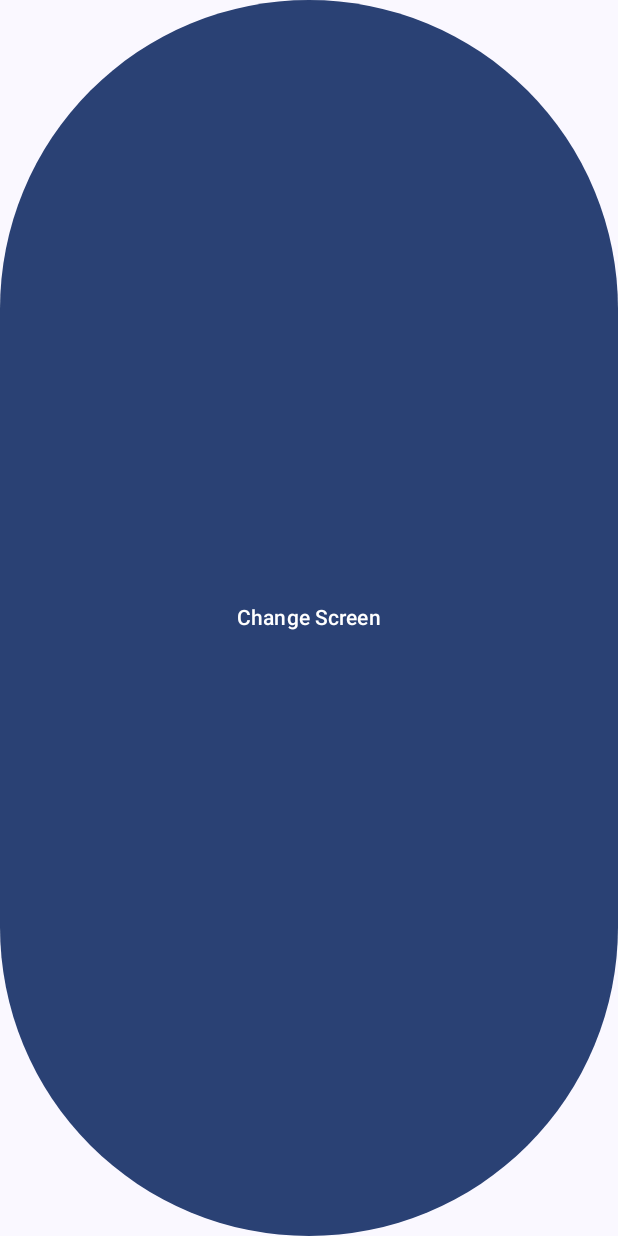
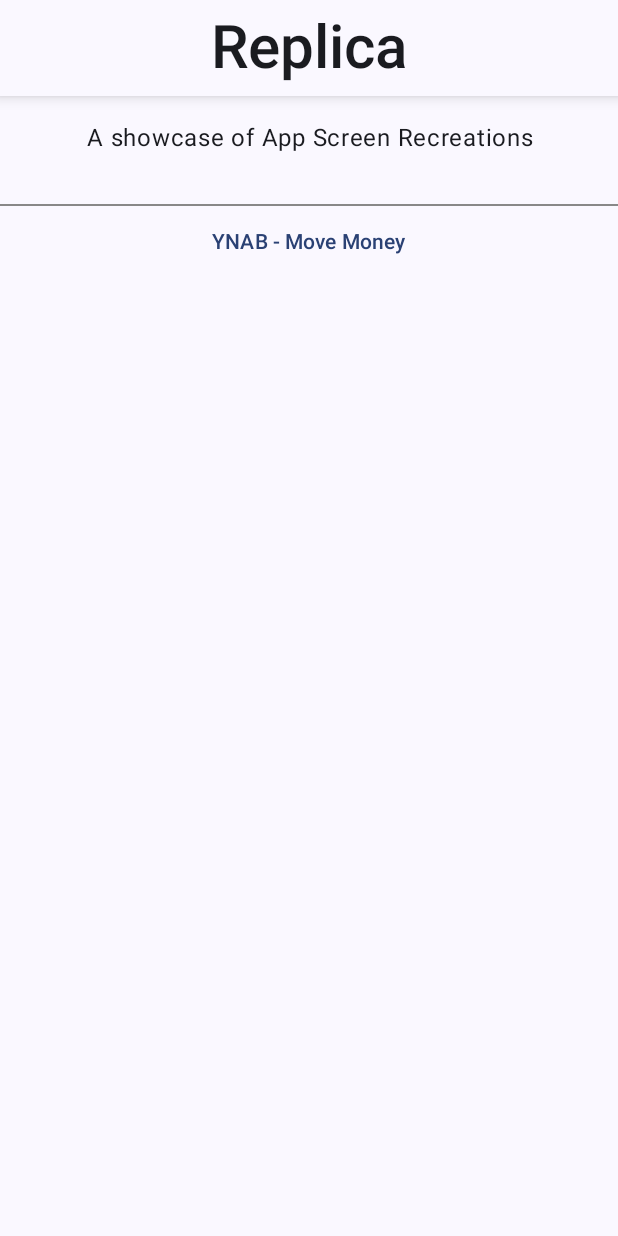
Before and after one commit to FeKent/Replica, an Android app built with Jetpack Compose: the screen it shows after launch (MainActivity), on a phone screen of 412 x 824 dp. Run offline under Robolectric (Android 15) with nearby library versions, the phone set to English and light mode, and no system bars.

Commit message:
Add basic layout of "Home" Screen

```diff
--- a/app/src/main/java/com/example/replica/composables/HomeScreen.kt
+++ b/app/src/main/java/com/example/replica/composables/HomeScreen.kt
@@ -1,12 +1,57 @@
+@file:OptIn(ExperimentalMaterial3Api::class)
+
 package com.example.replica.composables
 
-import androidx.compose.material3.Button
+import androidx.compose.foundation.layout.Arrangement
+import androidx.compose.foundation.layout.Box
+import androidx.compose.foundation.layout.Column
+import androidx.compose.foundation.layout.Row
+import androidx.compose.foundation.layout.Spacer
+import androidx.compose.foundation.layout.fillMaxSize
+import androidx.compose.foundation.layout.fillMaxWidth
+import androidx.compose.foundation.layout.padding
+import androidx.compose.foundation.layout.size
+import androidx.compose.material3.CenterAlignedTopAppBar
+import androidx.compose.material3.Divider
+import androidx.compose.material3.ExperimentalMaterial3Api
+import androidx.compose.material3.Surface
 import androidx.compose.material3.Text
+import androidx.compose.material3.TextButton
 import androidx.compose.runtime.Composable
+import androidx.compose.ui.Alignment
+import androidx.compose.ui.Modifier
+import androidx.compose.ui.graphics.Color
+import androidx.compose.ui.res.stringResource
+import androidx.compose.ui.text.font.FontWeight
+import androidx.compose.ui.text.style.TextAlign
+import androidx.compose.ui.unit.dp
+import androidx.compose.ui.unit.sp
+import com.example.replica.R
 
 @Composable
-fun HomeScreen(changeScreen: ()-> Unit,) {
-    Button(onClick = { changeScreen()}) {
-        Text(text = "Change Screen")
+fun HomeScreen(changeScreen: () -> Unit) {
+
+    Column(modifier = Modifier.fillMaxSize()) {
+        ElevatedBar(title = {Text(text = stringResource(id = R.string.app_name), fontSize = 40.sp, fontWeight = FontWeight.SemiBold)})
+        Spacer(modifier = Modifier.size(16.dp))
+        Text(text = "A showcase of App Screen Recreations", textAlign = TextAlign.Center,modifier = Modifier.fillMaxWidth())
+        Spacer(modifier = Modifier.size(32.dp))
+        Divider(color = Color.Gray)
+        Box(modifier = Modifier.padding(horizontal = 60.dp).fillMaxWidth()) {
+            Row(modifier = Modifier.align(alignment = Alignment.Center)) {
+                TextButton(onClick = { changeScreen() }) {
+                    Text("YNAB - Move Money")
+                }
+            }
+        }
     }
+
+
 }
+
+
+@Composable
+fun ElevatedBar(title: @Composable ()-> Unit) {
+    Surface(shadowElevation = 6.dp, modifier = Modifier.fillMaxWidth()) {
+        CenterAlignedTopAppBar(title = title)
+}}
```
